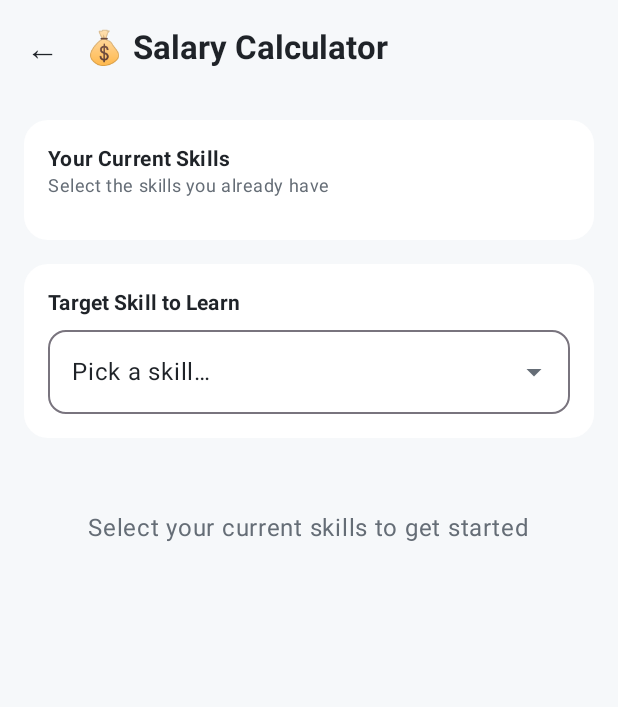
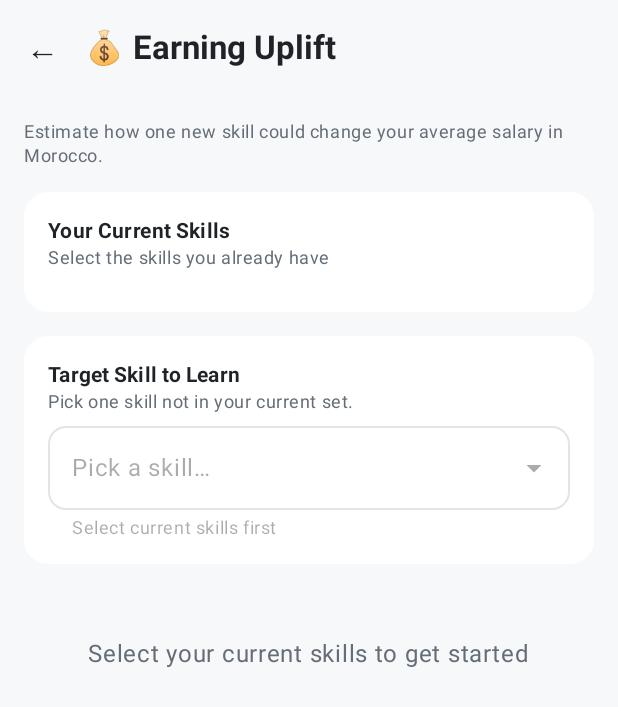
Before and after one commit to baderbenlhachemi/SkillQuant, an Android app built with Jetpack Compose: the composable SalaryCalculatorScreen shown on its own in the app's theme, on a phone screen of 412 x 824 dp. Shown: the top 707 px of the screen. Run offline under Robolectric (Android 15) with nearby library versions, the light colour scheme and no system bars; our stand-ins replace Voyager; libraries missing offline, so code that uses them is left out: dev.gitlive.firebase; 3 statements that could not run were skipped.

Commit message:
refactor: update Salary Calculator screen for improved clarity and user guidance

```diff
--- a/composeApp/src/commonMain/kotlin/com/badereddine/skillquant/ui/calculator/SalaryCalculatorScreen.kt
+++ b/composeApp/src/commonMain/kotlin/com/badereddine/skillquant/ui/calculator/SalaryCalculatorScreen.kt
@@ -18,6 +18,7 @@ import cafe.adriel.voyager.navigator.currentOrThrow
 import com.badereddine.skillquant.ui.theme.*
 import com.badereddine.skillquant.util.toSalaryString
 import org.koin.core.parameter.parametersOf
+import kotlin.math.abs
 
 data class SalaryCalculatorScreen(val location: String = "Morocco") : Screen {
     @OptIn(ExperimentalMaterial3Api::class, ExperimentalLayoutApi::class)
@@ -30,7 +31,7 @@ data class SalaryCalculatorScreen(val location: String = "Morocco") : Screen {
         Scaffold(
             topBar = {
                 TopAppBar(
-                    title = { Text("💰 Salary Calculator", fontWeight = FontWeight.Bold) },
+                    title = { Text("💰 Earning Uplift", fontWeight = FontWeight.Bold) },
                     navigationIcon = {
                         IconButton(onClick = { navigator.pop() }) { Text("←", style = MaterialTheme.typography.titleLarge) }
                     },
@@ -46,6 +47,12 @@ data class SalaryCalculatorScreen(val location: String = "Morocco") : Screen {
                     .padding(16.dp),
                 verticalArrangement = Arrangement.spacedBy(16.dp)
             ) {
+                Text(
+                    "Estimate how one new skill could change your average salary in $location.",
+                    style = MaterialTheme.typography.bodySmall,
+                    color = MaterialTheme.colorScheme.onSurfaceVariant
+                )
+
                 // Current skills
                 Card(
                     modifier = Modifier.fillMaxWidth(),
@@ -90,16 +97,28 @@ data class SalaryCalculatorScreen(val location: String = "Morocco") : Screen {
                 ) {
                     Column(Modifier.padding(16.dp)) {
                         Text("Target Skill to Learn", style = MaterialTheme.typography.titleSmall, fontWeight = FontWeight.Bold)
+                        Text(
+                            "Pick one skill not in your current set.",
+                            style = MaterialTheme.typography.bodySmall,
+                            color = MaterialTheme.colorScheme.onSurfaceVariant
+                        )
                         Spacer(Modifier.height(8.dp))
                         var expanded by remember { mutableStateOf(false) }
+                        val canPickTarget = state.currentSkillIds.isNotEmpty()
                         val targetName = state.allSkills.find { it.id == state.targetSkillId }?.name ?: "Pick a skill…"
-                        ExposedDropdownMenuBox(expanded = expanded, onExpandedChange = { expanded = it }) {
+                        ExposedDropdownMenuBox(expanded = expanded, onExpandedChange = { expanded = it && canPickTarget }) {
                             OutlinedTextField(
                                 value = targetName,
                                 onValueChange = {},
                                 readOnly = true,
                                 trailingIcon = { ExposedDropdownMenuDefaults.TrailingIcon(expanded) },
                                 modifier = Modifier.menuAnchor(MenuAnchorType.PrimaryNotEditable).fillMaxWidth(),
+                                enabled = canPickTarget,
+                                supportingText = {
+                                    if (!canPickTarget) {
+                                        Text("Select current skills first")
+                                    }
+                                },
                                 shape = RoundedCornerShape(12.dp)
                             )
                             ExposedDropdownMenu(expanded = expanded, onDismissRequest = { expanded = false }) {
@@ -118,7 +137,13 @@ data class SalaryCalculatorScreen(val location: String = "Morocco") : Screen {
 
                 // Result
                 val increase = state.salaryIncrease
+                if (state.isLoading) {
+                    LinearProgressIndicator(modifier = Modifier.fillMaxWidth())
+                }
                 if (increase != null && state.targetMetrics != null) {
+                    val currentAvg = state.currentMetrics.map { it.avgSalary }.average().toLong()
+                    val absPercent = ((abs(increase) * 10).toInt() / 10.0)
+                    val percentPrefix = if (increase >= 0) "+" else "-"
                     Card(
                         modifier = Modifier.fillMaxWidth(),
                         shape = RoundedCornerShape(16.dp),
@@ -130,7 +155,7 @@ data class SalaryCalculatorScreen(val location: String = "Morocco") : Screen {
                             Text("📊 Projected Impact", style = MaterialTheme.typography.titleSmall, fontWeight = FontWeight.Bold)
                             Spacer(Modifier.height(12.dp))
                             Text(
-                                text = if (increase >= 0) "↑ +${((increase * 10).toInt() / 10.0)}%" else "↓ ${((increase * 10).toInt() / 10.0)}%",
+                                text = if (increase >= 0) "↑ $percentPrefix$absPercent%" else "↓ $percentPrefix$absPercent%",
                                 style = MaterialTheme.typography.displaySmall,
                                 fontWeight = FontWeight.Bold,
                                 color = if (increase >= 0) PositiveGreen else NegativeRed
@@ -144,6 +169,11 @@ data class SalaryCalculatorScreen(val location: String = "Morocco") : Screen {
                             )
                             Spacer(Modifier.height(12.dp))
                             Text(
+                                "Current avg: ${currentAvg.toSalaryString(location)}",
+                                style = MaterialTheme.typography.bodyMedium,
+                                color = MaterialTheme.colorScheme.onSurfaceVariant
+                            )
+                            Text(
                                 "Target salary: ${state.targetMetrics!!.avgSalary.toSalaryString(location)}",
                                 style = MaterialTheme.typography.bodyMedium,
                                 fontWeight = FontWeight.Medium
@@ -154,6 +184,10 @@ data class SalaryCalculatorScreen(val location: String = "Morocco") : Screen {
                     Box(Modifier.fillMaxWidth().padding(32.dp), contentAlignment = Alignment.Center) {
                         Text("Select your current skills to get started", color = MaterialTheme.colorScheme.onSurfaceVariant)
                     }
+                } else if (state.targetSkillId.isEmpty()) {
+                    Box(Modifier.fillMaxWidth().padding(24.dp), contentAlignment = Alignment.Center) {
+                        Text("Now pick a target skill to see projected salary impact", color = MaterialTheme.colorScheme.onSurfaceVariant)
+                    }
                 }
             }
         }
--- a/composeApp/src/commonMain/kotlin/com/badereddine/skillquant/ui/dashboard/DashboardScreen.kt
+++ b/composeApp/src/commonMain/kotlin/com/badereddine/skillquant/ui/dashboard/DashboardScreen.kt
@@ -43,7 +43,6 @@ import com.badereddine.skillquant.ui.radar.RadarScreen
 import com.badereddine.skillquant.ui.settings.AlertsSettingsScreen
 import com.badereddine.skillquant.ui.theme.NegativeRed
 import com.badereddine.skillquant.ui.theme.PositiveGreen
-import com.badereddine.skillquant.ui.theme.TealPrimary
 import com.badereddine.skillquant.util.Constants
 import com.badereddine.skillquant.util.toPercentString
 import com.badereddine.skillquant.util.toRelativeTimeString
@@ -198,7 +197,7 @@ class DashboardScreen : Screen {
                                         }
                                     }
                                     item {
-                                        QuickActionChip("💰 Salary Calc") {
+                                        QuickActionChip("💰 Earning Uplift") {
                                             navigator.push(SalaryCalculatorScreen(state.selectedLocation))
                                         }
                                     }
```
Also changed, not shown: composeApp/src/commonMain/kotlin/com/badereddine/skillquant/ui/calculator/SalaryCalculatorViewModel.kt (+10 -4 lines).
